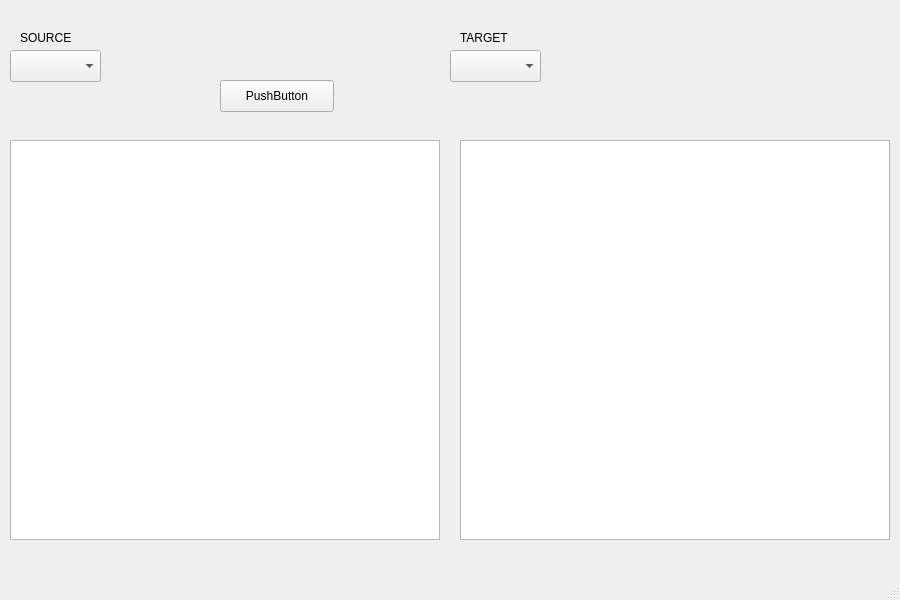
Before: the Qt Designer form ui/mainwindow.ui in urpylka/filesync, drawn with Qt 5.
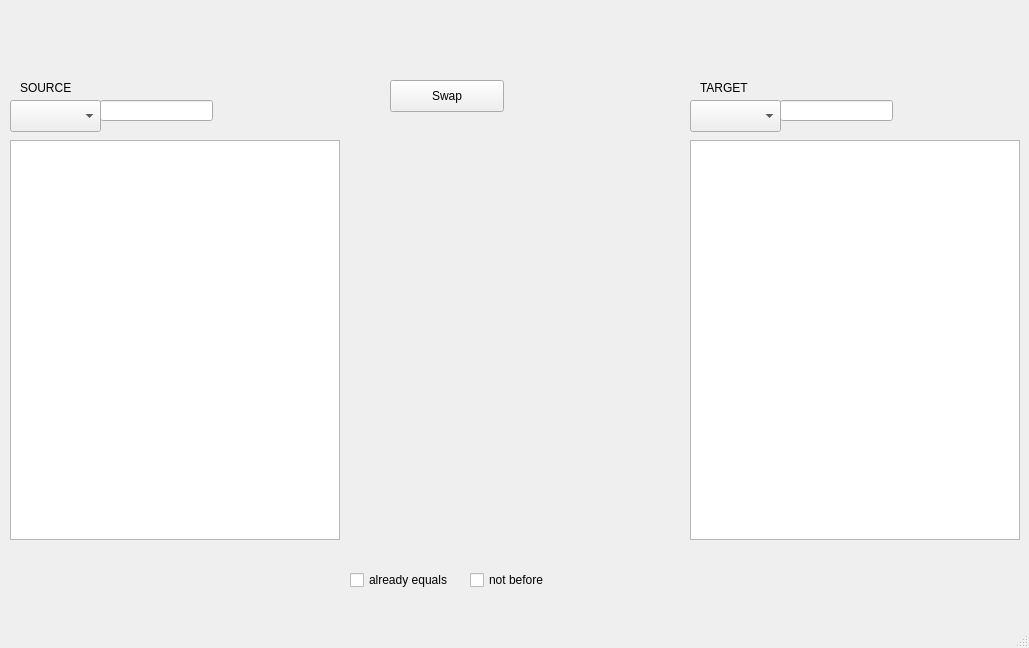
After: the same form once the commit is applied.

Diff of the .ui file:
```diff
--- a/ui/mainwindow.ui
+++ b/ui/mainwindow.ui
@@ -6,8 +6,8 @@
    <rect>
     <x>0</x>
     <y>0</y>
-    <width>900</width>
-    <height>600</height>
+    <width>1029</width>
+    <height>648</height>
    </rect>
   </property>
   <property name="windowTitle">
@@ -17,14 +17,14 @@
    <widget class="QPushButton" name="pushButton">
     <property name="geometry">
      <rect>
-      <x>220</x>
+      <x>390</x>
       <y>80</y>
       <width>114</width>
       <height>32</height>
      </rect>
     </property>
     <property name="text">
-     <string>PushButton</string>
+     <string>Swap</string>
     </property>
    </widget>
    <widget class="QListWidget" name="listWidget_Source">
@@ -32,7 +32,7 @@
      <rect>
       <x>10</x>
       <y>140</y>
-      <width>430</width>
+      <width>330</width>
       <height>400</height>
      </rect>
     </property>
@@ -40,9 +40,9 @@
    <widget class="QListWidget" name="listWidget_Target">
     <property name="geometry">
      <rect>
-      <x>460</x>
+      <x>690</x>
       <y>140</y>
-      <width>430</width>
+      <width>330</width>
       <height>400</height>
      </rect>
     </property>
@@ -51,7 +51,7 @@
     <property name="geometry">
      <rect>
       <x>10</x>
-      <y>50</y>
+      <y>100</y>
       <width>91</width>
       <height>32</height>
      </rect>
@@ -61,7 +61,7 @@
     <property name="geometry">
      <rect>
       <x>20</x>
-      <y>30</y>
+      <y>80</y>
       <width>59</width>
       <height>16</height>
      </rect>
@@ -73,8 +73,8 @@
    <widget class="QLabel" name="label_Target">
     <property name="geometry">
      <rect>
-      <x>460</x>
-      <y>30</y>
+      <x>700</x>
+      <y>80</y>
       <width>59</width>
       <height>16</height>
      </rect>
@@ -86,13 +86,59 @@
    <widget class="QComboBox" name="comboBox_Target">
     <property name="geometry">
      <rect>
-      <x>450</x>
-      <y>50</y>
+      <x>690</x>
+      <y>100</y>
       <width>91</width>
       <height>32</height>
      </rect>
     </property>
    </widget>
+   <widget class="QCheckBox" name="checkBox">
+    <property name="geometry">
+     <rect>
+      <x>350</x>
+      <y>570</y>
+      <width>121</width>
+      <height>20</height>
+     </rect>
+    </property>
+    <property name="text">
+     <string>already equals</string>
+    </property>
+   </widget>
+   <widget class="QCheckBox" name="checkBox_2">
+    <property name="geometry">
+     <rect>
+      <x>470</x>
+      <y>570</y>
+      <width>87</width>
+      <height>20</height>
+     </rect>
+    </property>
+    <property name="text">
+     <string>not before</string>
+    </property>
+   </widget>
+   <widget class="QLineEdit" name="lineEdit">
+    <property name="geometry">
+     <rect>
+      <x>100</x>
+      <y>100</y>
+      <width>113</width>
+      <height>21</height>
+     </rect>
+    </property>
+   </widget>
+   <widget class="QLineEdit" name="lineEdit_2">
+    <property name="geometry">
+     <rect>
+      <x>780</x>
+      <y>100</y>
+      <width>113</width>
+      <height>21</height>
+     </rect>
+    </property>
+   </widget>
   </widget>
   <widget class="QMenuBar" name="menubar">
    <property name="geometry">
```
Left out of the diff: 2 changed lines with no effect on the pictures.
